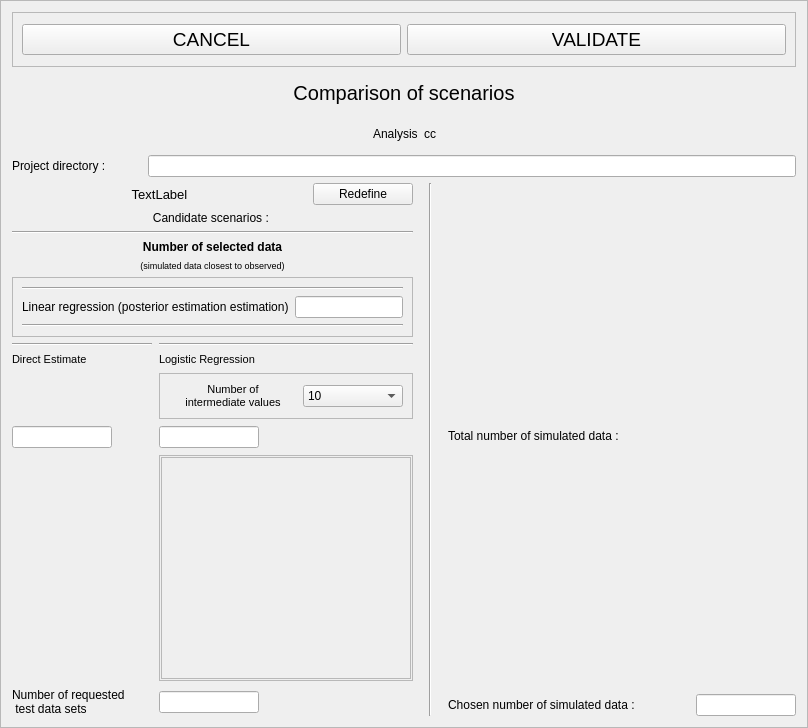
Qt form gui/src/uis/setupComparisonConfidence.ui (cbgp/diyabc) before a commit.
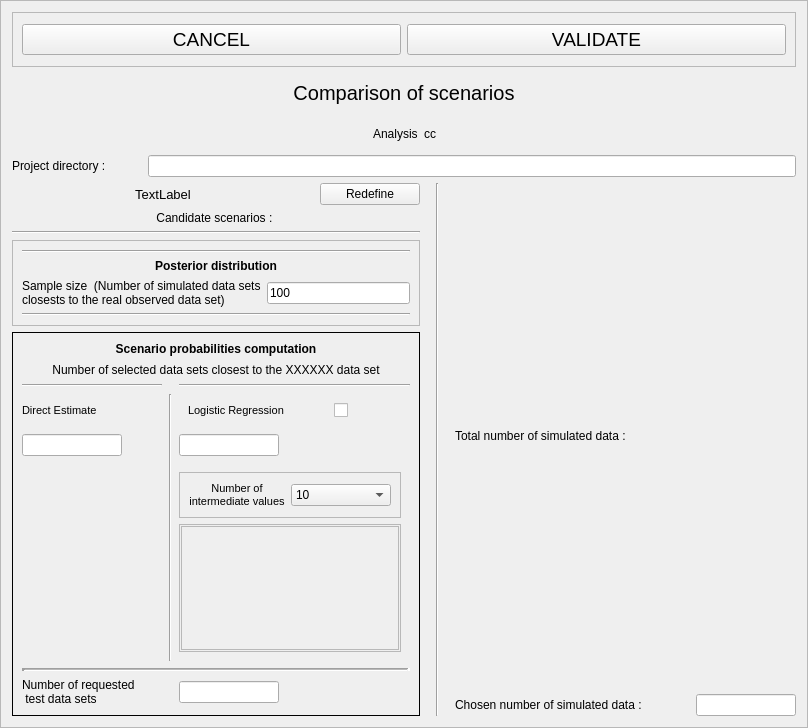
The same form after that commit.

Commit message: better post confidence

Diff of the .ui file:
```diff
--- a/gui/src/uis/setupComparisonConfidence.ui
+++ b/gui/src/uis/setupComparisonConfidence.ui
@@ -294,38 +294,7 @@
         </widget>
        </item>
        <item>
-        <widget class="QLabel" name="nosdTitleLabel">
-         <property name="font">
-          <font>
-           <weight>75</weight>
-           <bold>true</bold>
-          </font>
-         </property>
-         <property name="text">
-          <string>Number of selected data</string>
-         </property>
-         <property name="alignment">
-          <set>Qt::AlignCenter</set>
-         </property>
-        </widget>
-       </item>
-       <item>
-        <widget class="QLabel" name="label_3">
-         <property name="font">
-          <font>
-           <pointsize>7</pointsize>
-          </font>
-         </property>
-         <property name="text">
-          <string>(simulated data closest to observed)</string>
-         </property>
-         <property name="alignment">
-          <set>Qt::AlignCenter</set>
-         </property>
-        </widget>
-       </item>
-       <item>
-        <widget class="QFrame" name="linearRegressionFrame">
+        <widget class="QFrame" name="posteriorDistributionFrame">
          <property name="frameShape">
           <enum>QFrame::StyledPanel</enum>
          </property>
@@ -336,20 +305,27 @@
           <number>0</number>
          </property>
          <layout class="QGridLayout" name="gridLayout_3">
-          <item row="1" column="1">
-           <widget class="QLineEdit" name="linearRegressionEdit"/>
-          </item>
-          <item row="2" column="0" colspan="2">
+          <item row="3" column="0" colspan="2">
            <widget class="Line" name="line_5">
             <property name="orientation">
              <enum>Qt::Horizontal</enum>
             </property>
            </widget>
           </item>
-          <item row="1" column="0">
+          <item row="2" column="1">
+           <widget class="QLineEdit" name="posteriorDistributionSampleSizeEdit">
+            <property name="text">
+             <string>100</string>
+            </property>
+           </widget>
+          </item>
+          <item row="2" column="0">
            <widget class="QLabel" name="label_4">
             <property name="text">
-             <string>Linear regression (posterior estimation estimation)</string>
+             <string>Sample size  (Number of simulated data sets closests to the real observed data set)</string>
+            </property>
+            <property name="wordWrap">
+             <bool>true</bool>
             </property>
            </widget>
           </item>
@@ -360,16 +336,39 @@
             </property>
            </widget>
           </item>
+          <item row="1" column="0" colspan="2">
+           <widget class="QLabel" name="posteriorDistributionLabel">
+            <property name="font">
+             <font>
+              <weight>75</weight>
+              <bold>true</bold>
+             </font>
+            </property>
+            <property name="text">
+             <string>Posterior distribution</string>
+            </property>
+            <property name="alignment">
+             <set>Qt::AlignCenter</set>
+            </property>
+            <property name="wordWrap">
+             <bool>true</bool>
+            </property>
+           </widget>
+          </item>
          </layout>
         </widget>
        </item>
        <item>
+        <widget class="QFrame" name="legacyFrame">
+         <property name="frameShape">
+          <enum>QFrame::Box</enum>
+         </property>
         <layout class="QGridLayout" name="gridLayout_2">
          <property name="spacing">
           <number>7</number>
          </property>
-         <item row="4" column="1">
-          <widget class="QLineEdit" name="lrEdit">
+          <item row="12" column="2">
+           <widget class="QLineEdit" name="notdsEdit">
            <property name="minimumSize">
             <size>
              <width>100</width>
@@ -382,12 +381,9 @@
              <height>16777215</height>
             </size>
            </property>
-           <property name="alignment">
-            <set>Qt::AlignCenter</set>
-           </property>
-          </widget>
-         </item>
-         <item row="7" column="0">
+           </widget>
+          </item>
+          <item row="12" column="0">
           <widget class="QLabel" name="notdsLabel">
            <property name="text">
             <string>Number of requested
@@ -395,149 +391,7 @@
            </property>
           </widget>
          </item>
-         <item row="7" column="1">
-          <widget class="QLineEdit" name="notdsEdit">
-           <property name="minimumSize">
-            <size>
-             <width>100</width>
-             <height>0</height>
-            </size>
-           </property>
-           <property name="maximumSize">
-            <size>
-             <width>100</width>
-             <height>16777215</height>
-            </size>
-           </property>
-          </widget>
-         </item>
-         <item row="4" column="0">
-          <widget class="QLineEdit" name="deEdit">
-           <property name="minimumSize">
-            <size>
-             <width>100</width>
-             <height>0</height>
-            </size>
-           </property>
-           <property name="maximumSize">
-            <size>
-             <width>100</width>
-             <height>16777215</height>
-            </size>
-           </property>
-           <property name="alignment">
-            <set>Qt::AlignCenter</set>
-           </property>
-          </widget>
-         </item>
-         <item row="5" column="1">
-          <widget class="QFrame" name="lrValuesFrame">
-           <property name="sizePolicy">
-            <sizepolicy hsizetype="Preferred" vsizetype="Preferred">
-             <horstretch>0</horstretch>
-             <verstretch>0</verstretch>
-            </sizepolicy>
-           </property>
-           <property name="minimumSize">
-            <size>
-             <width>0</width>
-             <height>0</height>
-            </size>
-           </property>
-           <property name="frameShape">
-            <enum>QFrame::StyledPanel</enum>
-           </property>
-           <property name="frameShadow">
-            <enum>QFrame::Raised</enum>
-           </property>
-           <layout class="QVBoxLayout" name="verticalLayout_4">
-            <property name="spacing">
-             <number>1</number>
-            </property>
-            <property name="margin">
-             <number>1</number>
-            </property>
-            <item>
-             <widget class="QScrollArea" name="scrollArea_2">
-              <property name="sizePolicy">
-               <sizepolicy hsizetype="Expanding" vsizetype="Expanding">
-                <horstretch>0</horstretch>
-                <verstretch>0</verstretch>
-               </sizepolicy>
-              </property>
-              <property name="minimumSize">
-               <size>
-                <width>0</width>
-                <height>0</height>
-               </size>
-              </property>
-              <property name="maximumSize">
-               <size>
-                <width>16777215</width>
-                <height>250</height>
-               </size>
-              </property>
-              <property name="widgetResizable">
-               <bool>true</bool>
-              </property>
-              <widget class="QWidget" name="scrollAreaWidgetContents_2">
-               <property name="geometry">
-                <rect>
-                 <x>0</x>
-                 <y>0</y>
-                 <width>264</width>
-                 <height>181</height>
-                </rect>
-               </property>
-               <layout class="QVBoxLayout" name="lrValLayout"/>
-              </widget>
-             </widget>
-            </item>
-           </layout>
-          </widget>
-         </item>
-         <item row="1" column="1">
-          <widget class="Line" name="line_3">
-           <property name="orientation">
-            <enum>Qt::Horizontal</enum>
-           </property>
-          </widget>
-         </item>
-         <item row="1" column="0">
-          <widget class="Line" name="line_2">
-           <property name="orientation">
-            <enum>Qt::Horizontal</enum>
-           </property>
-          </widget>
-         </item>
-         <item row="2" column="1">
-          <widget class="QLabel" name="lrTitleLabel">
-           <property name="minimumSize">
-            <size>
-             <width>140</width>
-             <height>0</height>
-            </size>
-           </property>
-           <property name="maximumSize">
-            <size>
-             <width>140</width>
-             <height>16777215</height>
-            </size>
-           </property>
-           <property name="font">
-            <font>
-             <pointsize>8</pointsize>
-            </font>
-           </property>
-           <property name="text">
-            <string>Logistic Regression</string>
-           </property>
-           <property name="alignment">
-            <set>Qt::AlignLeading|Qt::AlignLeft|Qt::AlignVCenter</set>
-           </property>
-          </widget>
-         </item>
-         <item row="2" column="0">
+          <item row="5" column="0">
           <widget class="QLabel" name="deTitleLabel">
            <property name="minimumSize">
             <size>
@@ -564,7 +418,62 @@
            </property>
           </widget>
          </item>
-         <item row="3" column="1">
+          <item row="2" column="2">
+           <widget class="Line" name="line_3">
+            <property name="orientation">
+             <enum>Qt::Horizontal</enum>
+            </property>
+           </widget>
+          </item>
+          <item row="5" column="1" rowspan="3">
+           <widget class="Line" name="line_7">
+            <property name="orientation">
+             <enum>Qt::Vertical</enum>
+            </property>
+           </widget>
+          </item>
+          <item row="2" column="0">
+           <widget class="Line" name="line_2">
+            <property name="orientation">
+             <enum>Qt::Horizontal</enum>
+            </property>
+           </widget>
+          </item>
+          <item row="6" column="0">
+           <widget class="QLineEdit" name="deEdit">
+            <property name="minimumSize">
+             <size>
+              <width>100</width>
+              <height>0</height>
+             </size>
+            </property>
+            <property name="maximumSize">
+             <size>
+              <width>100</width>
+              <height>16777215</height>
+             </size>
+            </property>
+            <property name="alignment">
+             <set>Qt::AlignCenter</set>
+            </property>
+           </widget>
+          </item>
+          <item row="7" column="2">
+           <widget class="QFrame" name="intermediateValuesFrame">
+            <property name="frameShape">
+             <enum>QFrame::NoFrame</enum>
+            </property>
+            <property name="frameShadow">
+             <enum>QFrame::Raised</enum>
+            </property>
+            <property name="lineWidth">
+             <number>0</number>
+            </property>
+            <layout class="QVBoxLayout" name="verticalLayout_3">
+             <property name="leftMargin">
+              <number>0</number>
+             </property>
+             <item>
           <widget class="QFrame" name="frame">
            <property name="frameShape">
             <enum>QFrame::StyledPanel</enum>
@@ -666,7 +575,187 @@
            </layout>
           </widget>
          </item>
-        </layout>
+             <item>
+              <widget class="QFrame" name="lrValuesFrame">
+               <property name="sizePolicy">
+                <sizepolicy hsizetype="Preferred" vsizetype="Preferred">
+                 <horstretch>0</horstretch>
+                 <verstretch>0</verstretch>
+                </sizepolicy>
+               </property>
+               <property name="minimumSize">
+                <size>
+                 <width>0</width>
+                 <height>0</height>
+                </size>
+               </property>
+               <property name="frameShape">
+                <enum>QFrame::StyledPanel</enum>
+               </property>
+               <property name="frameShadow">
+                <enum>QFrame::Raised</enum>
+               </property>
+               <layout class="QVBoxLayout" name="verticalLayout_4">
+                <property name="spacing">
+                 <number>1</number>
+                </property>
+                <property name="margin">
+                 <number>1</number>
+                </property>
+                <item>
+                 <widget class="QScrollArea" name="scrollArea_2">
+                  <property name="sizePolicy">
+                   <sizepolicy hsizetype="Expanding" vsizetype="Expanding">
+                    <horstretch>0</horstretch>
+                    <verstretch>0</verstretch>
+                   </sizepolicy>
+                  </property>
+                  <property name="minimumSize">
+                   <size>
+                    <width>0</width>
+                    <height>0</height>
+                   </size>
+                  </property>
+                  <property name="maximumSize">
+                   <size>
+                    <width>16777215</width>
+                    <height>250</height>
+                   </size>
+                  </property>
+                  <property name="widgetResizable">
+                   <bool>true</bool>
+                  </property>
+                  <widget class="QWidget" name="scrollAreaWidgetContents_2">
+                   <property name="geometry">
+                    <rect>
+                     <x>0</x>
+                     <y>0</y>
+                     <width>227</width>
+                     <height>55</height>
+                    </rect>
+                   </property>
+                   <layout class="QVBoxLayout" name="lrValLayout"/>
+                  </widget>
+                 </widget>
+                </item>
+               </layout>
+              </widget>
+             </item>
+            </layout>
+           </widget>
+          </item>
+          <item row="6" column="2">
+           <widget class="QLineEdit" name="lrEdit">
+            <property name="minimumSize">
+             <size>
+              <width>100</width>
+              <height>0</height>
+             </size>
+            </property>
+            <property name="maximumSize">
+             <size>
+              <width>100</width>
+              <height>16777215</height>
+             </size>
+            </property>
+            <property name="alignment">
+             <set>Qt::AlignCenter</set>
+            </property>
+           </widget>
+          </item>
+          <item row="0" column="0" colspan="3">
+           <widget class="QLabel" name="scenarioProbaTitleLAbel">
+            <property name="font">
+             <font>
+              <weight>75</weight>
+              <bold>true</bold>
+             </font>
+            </property>
+            <property name="text">
+             <string>Scenario probabilities computation</string>
+            </property>
+            <property name="alignment">
+             <set>Qt::AlignCenter</set>
+            </property>
+           </widget>
+          </item>
+          <item row="5" column="2">
+           <widget class="QFrame" name="frame_2">
+            <property name="frameShape">
+             <enum>QFrame::NoFrame</enum>
+            </property>
+            <property name="frameShadow">
+             <enum>QFrame::Raised</enum>
+            </property>
+            <property name="lineWidth">
+             <number>0</number>
+            </property>
+            <layout class="QHBoxLayout" name="horizontalLayout_5">
+             <item>
+              <widget class="QLabel" name="lrTitleLabel">
+               <property name="minimumSize">
+                <size>
+                 <width>140</width>
+                 <height>0</height>
+                </size>
+               </property>
+               <property name="maximumSize">
+                <size>
+                 <width>140</width>
+                 <height>16777215</height>
+                </size>
+               </property>
+               <property name="font">
+                <font>
+                 <pointsize>8</pointsize>
+                </font>
+               </property>
+               <property name="text">
+                <string>Logistic Regression</string>
+               </property>
+               <property name="alignment">
+                <set>Qt::AlignLeading|Qt::AlignLeft|Qt::AlignVCenter</set>
+               </property>
+              </widget>
+             </item>
+             <item>
+              <widget class="QCheckBox" name="logisticRegressioncheckBox">
+               <property name="text">
+                <string/>
+               </property>
+              </widget>
+             </item>
+            </layout>
+           </widget>
+          </item>
+          <item row="1" column="0" colspan="3">
+           <widget class="QLabel" name="scenarioProbaExplainLabel">
+            <property name="text">
+             <string>Number of selected data sets closest to the XXXXXX data set</string>
+            </property>
+            <property name="alignment">
+             <set>Qt::AlignCenter</set>
+            </property>
+            <property name="wordWrap">
+             <bool>true</bool>
+            </property>
+           </widget>
+          </item>
+          <item row="11" column="0" colspan="3">
+           <widget class="Line" name="line_8">
+            <property name="lineWidth">
+             <number>3</number>
+            </property>
+            <property name="midLineWidth">
+             <number>1</number>
+            </property>
+            <property name="orientation">
+             <enum>Qt::Horizontal</enum>
+            </property>
+           </widget>
+          </item>
+         </layout>
+        </widget>
        </item>
       </layout>
      </item>
```
Lines whose indentation alone changed are shown as unchanged. The commit also changes 2 other files.
